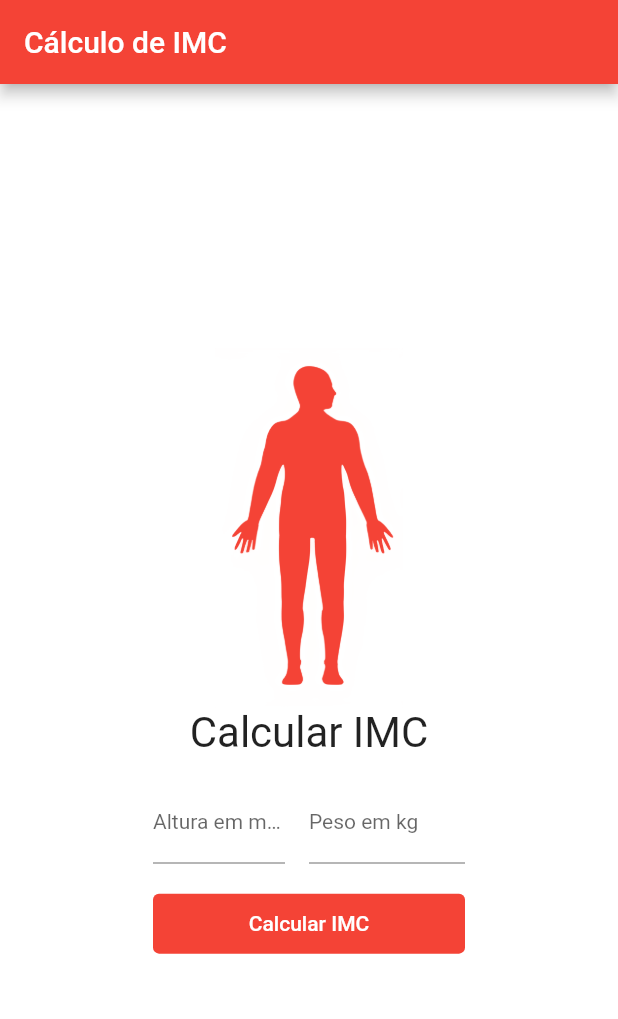
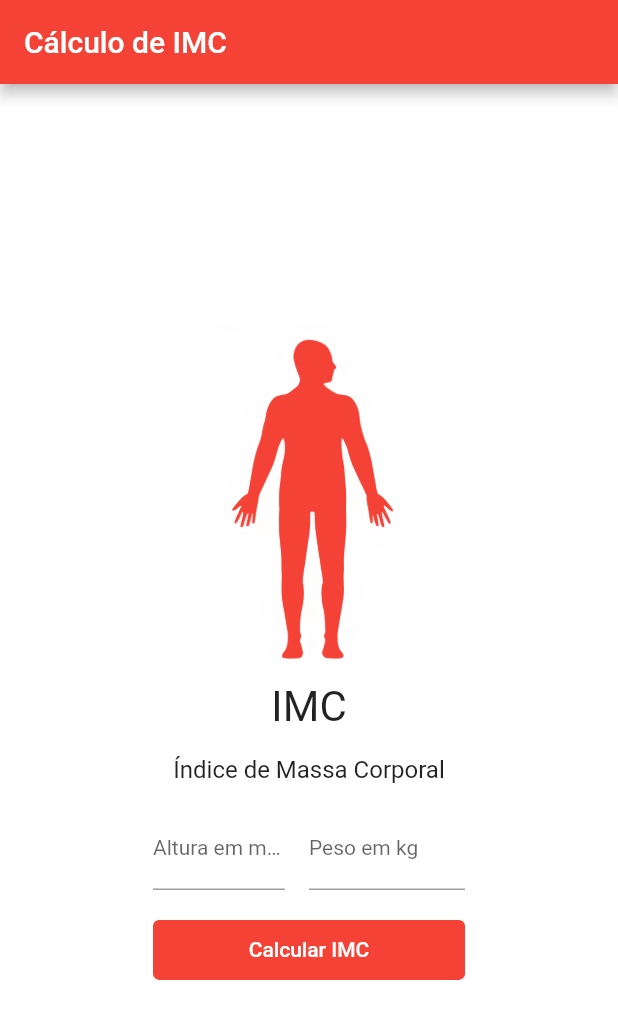
Before and after one commit to danilsonvss/imc_calculator_flutter, a Flutter app: the screen it shows after launch, on a phone screen of 412 x 824 dp. Shown: the top 1019 px of the screen. Run offline on Flutter 3.47's test engine with Material 2 defaults, Android fonts, the phone set to English and light mode, and no system bars.

Commit message:
Code refactoring to clean arch

```diff
--- a/lib/calculator.dart
+++ /dev/null
@@ -1,8 +0,0 @@
-class Calculator {
-  final double _height;
-  final double _weight;
-
-  double get imc => _weight / (_height * _height);
-
-  Calculator(this._height, this._weight);
-}
--- a/lib/calculator_form.dart
+++ b/lib/features/presenter/form_page.dart
@@ -1,22 +1,21 @@
 import 'package:flutter/material.dart';
-import 'package:imc_calculator/calculator.dart';
+import 'package:imc_calculator/features/domain/entities/calculator.dart';
 
-class CalculatorForm extends StatefulWidget {
-  const CalculatorForm({Key? key}) : super(key: key);
+class FormPage extends StatefulWidget {
+  const FormPage({Key? key}) : super(key: key);
 
   @override
-  State<StatefulWidget> createState() => _CalculatorState();
+  State<StatefulWidget> createState() => _FormPageState();
 }
 
-class _CalculatorState extends State<CalculatorForm>
+class _FormPageState extends State<FormPage>
     with TickerProviderStateMixin {
   final _formKey = GlobalKey<FormState>();
   final _heightController = TextEditingController();
   final _weightController = TextEditingController();
-  final _pageController = PageController();
 
   late final AnimationController _controller = AnimationController(
-    duration: const Duration(seconds: 5),
+    duration: const Duration(seconds: 2),
     vsync: this,
   )..forward();
 
@@ -71,9 +70,18 @@ class _CalculatorState extends State<CalculatorForm>
                   const Padding(
                     padding: EdgeInsets.only(bottom: 16.0),
                     child: Text(
-                      "Calcular IMC",
+                      "IMC",
                       style: TextStyle(
                         fontSize: 28.0,
+                      ),
+                    ),
+                  ),
+                  const Padding(
+                    padding: EdgeInsets.only(bottom: 16.0),
+                    child: Text(
+                      "Índice de Massa Corporal",
+                      style: TextStyle(
+                        fontSize: 16.0,
                       ),
                     ),
                   ),
@@ -133,7 +141,7 @@ class _CalculatorState extends State<CalculatorForm>
                         if (_formKey.currentState!.validate()) {
                           var height = double.parse(_heightController.text);
                           var weight = double.parse(_weightController.text);
-                          var imc = Calculator(height, weight).imc;
+                          var imc = Calculator(height, weight).result;
 
                           Map<String, double> args = {'imc': imc};
                           Navigator.pushNamed(
--- /dev/null
+++ b/lib/features/presenter/result_page.dart
@@ -0,0 +1,30 @@
+import 'package:flutter/material.dart';
+import 'package:imc_calculator/features/presenter/widgets/result_widget.dart';
+
+class ResultPage extends StatefulWidget {
+  const ResultPage({Key? key}) : super(key: key);
+
+  @override
+  State<StatefulWidget> createState() => _ResultPageState();
+}
+
+class _ResultPageState extends State {
+  @override
+  Widget build(BuildContext context) {
+    final args =
+        ModalRoute.of(context)!.settings.arguments as Map<String, double>;
+
+    double imc = args["imc"]!;
+
+    return Scaffold(
+      appBar: AppBar(
+        title: const Text("Resultado/IMC"),
+      ),
+      backgroundColor: Theme.of(context).colorScheme.background,
+      body: Padding(
+        padding: const EdgeInsets.all(16.0),
+        child: ResultWidget(imc),
+      ),
+    );
+  }
+}
--- a/lib/main.dart
+++ b/lib/main.dart
@@ -1,6 +1,6 @@
 import 'package:flutter/material.dart';
-import 'package:imc_calculator/calculator_form.dart';
-import 'package:imc_calculator/calculator_result.dart';
+import 'package:imc_calculator/features/presenter/form_page.dart';
+import 'package:imc_calculator/features/presenter/result_page.dart';
 
 void main() {
   runApp(const App());
@@ -28,8 +28,8 @@ class App extends StatelessWidget {
       ),
       initialRoute: '/',
       routes: {
-        '/': (context) => const CalculatorForm(),
-        '/result': (context) => const CalculatorResult(),
+        '/': (context) => const FormPage(),
+        '/result': (context) => const ResultPage(),
       },
     );
   }
--- a/pubspec.yaml
+++ b/pubspec.yaml
@@ -15,7 +15,7 @@ publish_to: 'none' # Remove this line if you wish to publish to pub.dev
 # In iOS, build-name is used as CFBundleShortVersionString while build-number used as CFBundleVersion.
 # Read more about iOS versioning at
 # https://developer.apple.com/library/archive/documentation/General/Reference/InfoPlistKeyReference/Articles/CoreFoundationKeys.html
-version: 1.0.1+2
+version: 1.0.2+3
 
 environment:
   sdk: ">=2.16.1 <3.0.0"
```
Also changed, not shown: lib/calculator_result.dart (deleted, +0 -169 lines), lib/features/domain/entities/calculator.dart (added, +14 -0 lines), lib/features/domain/entities/result.dart (added, +85 -0 lines), lib/features/presenter/widgets/result_widget.dart (added, +106 -0 lines).
